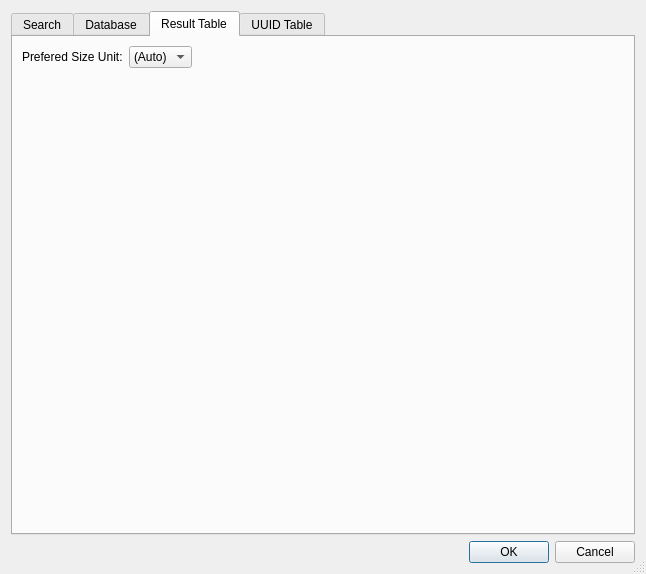
Above: src/Ui_advanced_setting_dialog.ui from chg-hou/DawnlightSearch before the change. Below: the same form after it.
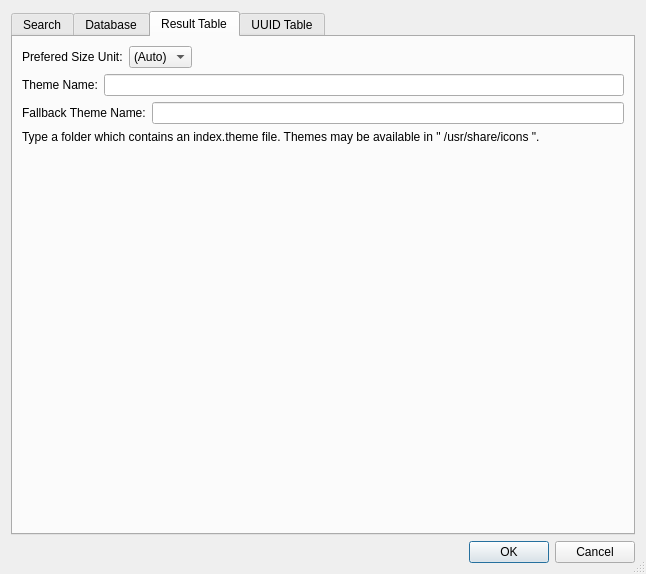
That is the form after the change. The open tabs and pages were chosen to show the change. Icons and pictures are not drawn.

```diff
--- a/src/Ui_advanced_setting_dialog.ui
+++ b/src/Ui_advanced_setting_dialog.ui
@@ -690,6 +690,52 @@
          </item>
         </layout>
        </item>
+       <item>
+        <layout class="QHBoxLayout" name="horizontalLayout_6">
+         <item>
+          <widget class="QLabel" name="label_7">
+           <property name="text">
+            <string>Theme Name:</string>
+           </property>
+          </widget>
+         </item>
+         <item>
+          <widget class="QLineEdit" name="lineEdit_ThemeName">
+           <property name="toolTip">
+            <string>&lt;html&gt;&lt;head/&gt;&lt;body&gt;&lt;p&gt;Type a folder which contains a &lt;span style=&quot; color:#0109ea;&quot;&gt;index.theme&lt;/span&gt; file.&lt;/p&gt;&lt;p&gt; Themes may be available in &amp;quot;&lt;a href=&quot;file:///usr/share/icons/&quot;&gt;&lt;span style=&quot; text-decoration: underline; color:#2980b9;&quot;&gt;/usr/share/icons&lt;/span&gt;&lt;/a&gt;&amp;quot;.&lt;/p&gt;&lt;/body&gt;&lt;/html&gt;</string>
+           </property>
+          </widget>
+         </item>
+        </layout>
+       </item>
+       <item>
+        <layout class="QHBoxLayout" name="horizontalLayout_15">
+         <item>
+          <widget class="QLabel" name="label_8">
+           <property name="text">
+            <string>Fallback Theme Name:</string>
+           </property>
+          </widget>
+         </item>
+         <item>
+          <widget class="QLineEdit" name="lineEdit_Fallback_ThemeName">
+           <property name="toolTip">
+            <string>FallbackThemeName was introduced in Qt 5.12.</string>
+           </property>
+          </widget>
+         </item>
+        </layout>
+       </item>
+       <item>
+        <widget class="QLabel" name="label_9">
+         <property name="text">
+          <string>&lt;html&gt;&lt;head/&gt;&lt;body&gt;&lt;p&gt;Type a folder which contains an &lt;span style=&quot; color:#0109ea;&quot;&gt;index.theme&lt;/span&gt; file.&lt;/p&gt;&lt;p&gt;Themes may be available in &amp;quot;&lt;a href=&quot;file:///usr/share/icons/&quot;&gt;&lt;span style=&quot; text-decoration: underline; color:#2980b9;&quot;&gt;/usr/share/icons&lt;/span&gt;&lt;/a&gt;&amp;quot;.&lt;/p&gt;&lt;/body&gt;&lt;/html&gt;</string>
+         </property>
+         <property name="openExternalLinks">
+          <bool>true</bool>
+         </property>
+        </widget>
+       </item>
        <item>
         <spacer name="verticalSpacer_3">
          <property name="orientation">
@@ -698,7 +744,7 @@
          <property name="sizeHint" stdset="0">
           <size>
            <width>20</width>
-           <height>405</height>
+           <height>40</height>
           </size>
          </property>
         </spacer>
```
Left out of the diff: 2 changed lines with no effect on the pictures.
